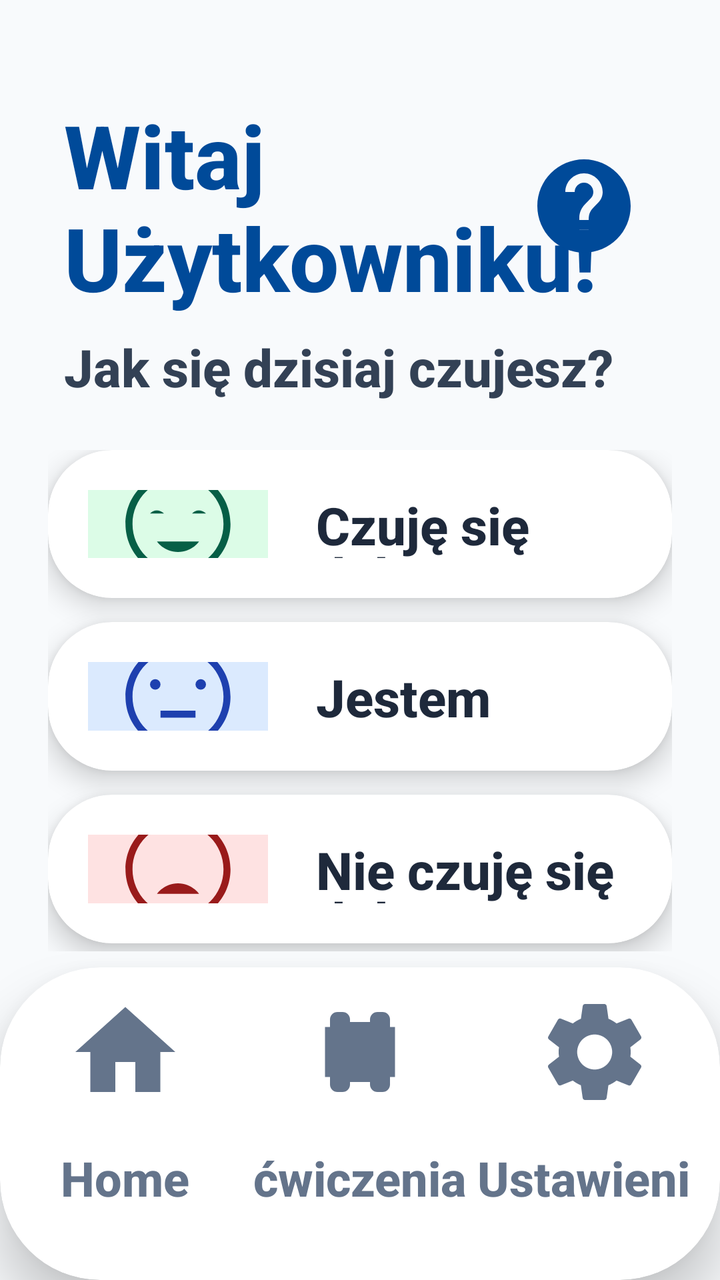
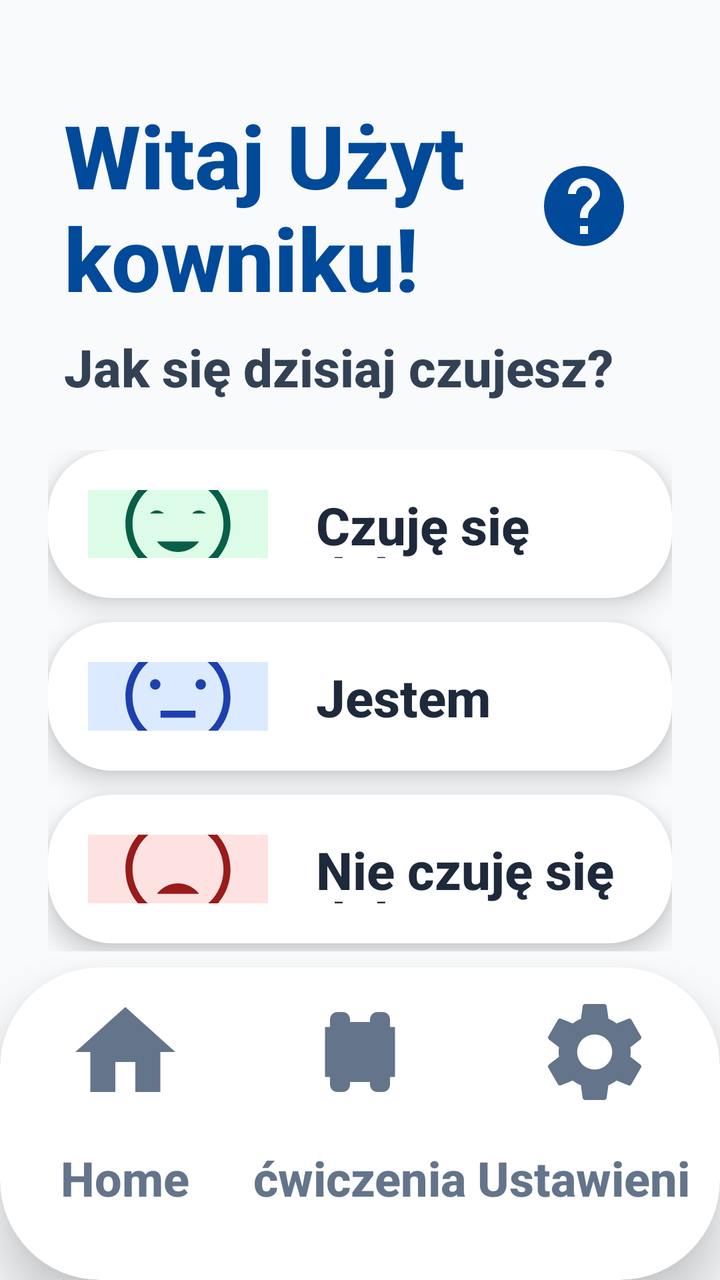

The first picture is an Android layout as it rendered before a commit; the second is the same layout after the commit. The layout source and the unified diff follow.
<!-- AndroidManifest.xml: application theme Theme.Fitnessapp -->
<!-- res/layout/activity_main.xml -->
<?xml version="1.0" encoding="utf-8"?>
<androidx.constraintlayout.widget.ConstraintLayout xmlns:android="http://schemas.android.com/apk/res/android"
    xmlns:app="http://schemas.android.com/apk/res-auto"
    android:layout_width="match_parent"
    android:layout_height="match_parent">

    <LinearLayout
        android:id="@+id/header_container"
        android:layout_width="match_parent"
        android:layout_height="wrap_content"
        android:orientation="vertical"
        android:paddingHorizontal="32dp"
        android:paddingTop="48dp"
        app:layout_constraintTop_toTopOf="parent">

<RelativeLayout
        android:layout_width="match_parent"
        android:layout_height="wrap_content">

        <TextView
            android:id="@+id/tv_welcome_title"
            android:layout_width="match_parent"
            android:layout_height="wrap_content"
            android:text="Witaj Użytkowniku!"
            android:textColor="#004A99"
            android:textSize="44sp"
            android:textStyle="bold" />

        <ImageButton
            android:id="@+id/btn_help"
            android:layout_width="72dp"
            android:layout_height="72dp"
            android:layout_alignParentEnd="true"
            android:layout_centerVertical="true"
            android:background="?android:attr/selectableItemBackgroundBorderless"
            android:src="@drawable/ic_help"
            android:scaleType="fitCenter"
            android:padding="8dp"
            android:contentDescription="Pomoc głosowa" />
    </RelativeLayout>

        <TextView
            android:layout_width="match_parent"
            android:layout_height="wrap_content"
            android:layout_marginTop="8dp"
            android:text="Jak się dzisiaj czujesz?"
            android:textColor="#334155"
            android:textSize="26sp"
            android:textStyle="bold" />
    </LinearLayout>

    <LinearLayout
        android:layout_width="match_parent"
        android:layout_height="0dp"
        android:orientation="vertical"
        android:paddingHorizontal="24dp"
        android:paddingTop="24dp"
        android:paddingBottom="8dp"
        app:layout_constraintTop_toBottomOf="@id/header_container"
        app:layout_constraintBottom_toTopOf="@id/bottom_nav_container">

        
        <androidx.cardview.widget.CardView
            android:id="@+id/card_mood_happy"
            android:layout_width="match_parent"
            android:layout_height="0dp"
            android:layout_weight="1"
            android:layout_marginBottom="12dp"
            app:cardCornerRadius="32dp"
            app:cardElevation="8dp"
            android:clickable="true"
            android:focusable="true"
            android:foreground="?android:attr/selectableItemBackground">

            <LinearLayout
                android:layout_width="match_parent"
                android:layout_height="match_parent"
                android:gravity="center_vertical"
                android:orientation="horizontal"
                android:padding="20dp">

                <FrameLayout
                    android:layout_width="90dp"
                    android:layout_height="90dp">
                    <View
                        android:layout_width="match_parent"
                        android:layout_height="match_parent"
                        android:background="@drawable/bg_indicator_active"
                        android:backgroundTint="#DCFCE7" />
                    <ImageView
                        android:layout_width="56dp"
                        android:layout_height="56dp"
                        android:layout_gravity="center"
                        android:contentDescription="Dobry nastrój"
                        android:src="@drawable/ic_mood_happy" />
                </FrameLayout>

                <TextView
                    android:layout_width="0dp"
                    android:layout_height="wrap_content"
                    android:layout_weight="1"
                    android:layout_marginStart="24dp"
                    android:text="Czuję się\ndobrze"
                    android:textColor="#1E293B"
                    android:textSize="26sp"
                    android:textStyle="bold"
                    android:lineSpacingMultiplier="0.85" />
            </LinearLayout>
        </androidx.cardview.widget.CardView>

        
        <androidx.cardview.widget.CardView
            android:id="@+id/card_mood_sad"
            android:layout_width="match_parent"
            android:layout_height="0dp"
            android:layout_weight="1"
            android:layout_marginBottom="12dp"
            app:cardCornerRadius="32dp"
            app:cardElevation="8dp"
            android:clickable="true"
            android:focusable="true"
            android:foreground="?android:attr/selectableItemBackground">

            <LinearLayout
                android:layout_width="match_parent"
                android:layout_height="match_parent"
                android:gravity="center_vertical"
                android:orientation="horizontal"
                android:padding="20dp">

                <FrameLayout
                    android:layout_width="90dp"
                    android:layout_height="90dp">
                    <View
                        android:layout_width="match_parent"
                        android:layout_height="match_parent"
                        android:background="@drawable/bg_indicator_active"
                        android:backgroundTint="#DBEAFE" />
                    <ImageView
                        android:layout_width="56dp"
                        android:layout_height="56dp"
                        android:layout_gravity="center"
                        android:contentDescription="Zmęczenie"
                        android:src="@drawable/ic_mood_sad" />
                </FrameLayout>

                <TextView
                    android:layout_width="0dp"
                    android:layout_height="wrap_content"
                    android:layout_weight="1"
                    android:layout_marginStart="24dp"
                    android:text="Jestem\nzmęczony"
                    android:textColor="#1E293B"
                    android:textSize="26sp"
                    android:textStyle="bold"
                    android:lineSpacingMultiplier="0.85" />
            </LinearLayout>
        </androidx.cardview.widget.CardView>

        
        <androidx.cardview.widget.CardView
            android:id="@+id/card_mood_very_sad"
            android:layout_width="match_parent"
            android:layout_height="0dp"
            android:layout_weight="1"
            android:layout_marginBottom="4dp"
            app:cardCornerRadius="32dp"
            app:cardElevation="8dp"
            android:clickable="true"
            android:focusable="true"
            android:foreground="?android:attr/selectableItemBackground">

            <LinearLayout
                android:layout_width="match_parent"
                android:layout_height="match_parent"
                android:gravity="center_vertical"
                android:orientation="horizontal"
                android:padding="20dp">

                <FrameLayout
                    android:layout_width="90dp"
                    android:layout_height="90dp">
                    <View
                        android:layout_width="match_parent"
                        android:layout_height="match_parent"
                        android:background="@drawable/bg_indicator_active"
                        android:backgroundTint="#FEE2E2" />
                    <ImageView
                        android:layout_width="56dp"
                        android:layout_height="56dp"
                        android:layout_gravity="center"
                        android:contentDescription="Zły nastrój"
                        android:src="@drawable/ic_mood_very_sad" />
                </FrameLayout>

                <TextView
                    android:layout_width="0dp"
                    android:layout_height="wrap_content"
                    android:layout_weight="1"
                    android:layout_marginStart="24dp"
                    android:text="Nie czuję się\ndobrze"
                    android:textColor="#1E293B"
                    android:textSize="26sp"
                    android:textStyle="bold"
                    android:lineSpacingMultiplier="0.85" />
            </LinearLayout>
        </androidx.cardview.widget.CardView>

    </LinearLayout>

    <include
        android:id="@+id/bottom_nav_container"
        layout="@layout/layout_bottom_nav"
        android:layout_width="match_parent"
        android:layout_height="wrap_content"
        app:layout_constraintBottom_toBottomOf="parent" />

</androidx.constraintlayout.widget.ConstraintLayout>
<!-- res/layout/layout_bottom_nav.xml (included above) -->
<?xml version="1.0" encoding="utf-8"?>
<androidx.cardview.widget.CardView xmlns:android="http://schemas.android.com/apk/res/android"
    xmlns:app="http://schemas.android.com/apk/res-auto"
    android:id="@+id/bottom_nav_container"
    android:layout_width="match_parent"
    android:layout_height="210dp"
    app:cardCornerRadius="50dp"
    app:cardElevation="16dp"
    app:cardBackgroundColor="#FFFFFF"
    android:layout_marginBottom="-35dp">

    <LinearLayout
        android:layout_width="match_parent"
        android:layout_height="match_parent"
        android:orientation="horizontal"
        android:baselineAligned="false"
        android:paddingBottom="35dp"
        android:paddingHorizontal="4dp"
        android:gravity="bottom">

        
        <LinearLayout
            android:id="@+id/nav_home"
            android:layout_width="0dp"
            android:layout_height="match_parent"
            android:layout_weight="1"
            android:gravity="center"
            android:orientation="vertical"
            android:clickable="true"
            android:focusable="true"
            android:background="?android:attr/selectableItemBackground">

            <androidx.cardview.widget.CardView
                android:id="@+id/nav_home_indicator"
                android:layout_width="120dp"
                android:layout_height="85dp"
                app:cardCornerRadius="30dp"
                app:cardElevation="0dp"
                app:cardBackgroundColor="@android:color/transparent">
                <ImageView
                    android:id="@+id/nav_home_icon"
                    android:layout_width="60dp"
                    android:layout_height="60dp"
                    android:layout_gravity="center"
                    android:contentDescription="@string/nav_home"
                    android:src="@drawable/ic_home"
                    app:tint="#64748B" />
            </androidx.cardview.widget.CardView>
            <TextView
                android:id="@+id/nav_home_text"
                android:layout_width="wrap_content"
                android:layout_height="wrap_content"
                android:text="@string/nav_home"
                android:textColor="#64748B"
                android:textStyle="bold"
                android:textSize="24sp"
                android:maxLines="1"
                android:ellipsize="none"
                android:layout_marginTop="4dp" />
        </LinearLayout>

        
        <LinearLayout
            android:id="@+id/nav_plan"
            android:layout_width="0dp"
            android:layout_height="match_parent"
            android:layout_weight="1"
            android:gravity="center"
            android:orientation="vertical"
            android:clickable="true"
            android:focusable="true"
            android:background="?android:attr/selectableItemBackground">

            <androidx.cardview.widget.CardView
                android:id="@+id/nav_plan_indicator"
                android:layout_width="120dp"
                android:layout_height="85dp"
                app:cardCornerRadius="30dp"
                app:cardElevation="0dp"
                app:cardBackgroundColor="@android:color/transparent">
                <ImageView
                    android:id="@+id/nav_plan_icon"
                    android:layout_width="60dp"
                    android:layout_height="60dp"
                    android:layout_gravity="center"
                    android:contentDescription="@string/nav_exercises"
                    android:src="@drawable/ic_dumbbell"
                    app:tint="#64748B" />
            </androidx.cardview.widget.CardView>
            <TextView
                android:id="@+id/nav_plan_text"
                android:layout_width="wrap_content"
                android:layout_height="wrap_content"
                android:text="@string/nav_exercises"
                android:textColor="#64748B"
                android:textStyle="bold"
                android:textSize="24sp"
                android:maxLines="1"
                android:ellipsize="none"
                android:layout_marginTop="4dp" />
        </LinearLayout>

        
        <LinearLayout
            android:id="@+id/nav_settings"
            android:layout_width="0dp"
            android:layout_height="match_parent"
            android:layout_weight="1"
            android:gravity="center"
            android:orientation="vertical"
            android:clickable="true"
            android:focusable="true"
            android:background="?android:attr/selectableItemBackground">

            <androidx.cardview.widget.CardView
                android:id="@+id/nav_settings_indicator"
                android:layout_width="120dp"
                android:layout_height="85dp"
                app:cardCornerRadius="30dp"
                app:cardElevation="0dp"
                app:cardBackgroundColor="@android:color/transparent">
                <ImageView
                    android:id="@+id/nav_settings_icon"
                    android:layout_width="60dp"
                    android:layout_height="60dp"
                    android:layout_gravity="center"
                    android:contentDescription="@string/nav_settings_label"
                    android:src="@drawable/ic_settings"
                    app:tint="#64748B" />
            </androidx.cardview.widget.CardView>
            <TextView
                android:id="@+id/nav_settings_text"
                android:layout_width="wrap_content"
                android:layout_height="wrap_content"
                android:text="@string/nav_settings_label"
                android:textColor="#64748B"
                android:textStyle="bold"
                android:textSize="24sp"
                android:maxLines="1"
                android:ellipsize="none"
                android:layout_marginTop="4dp" />
        </LinearLayout>

    </LinearLayout>
</androidx.cardview.widget.CardView>
<!-- resources referenced by this layout -->
<resources>
  <!-- drawable bg_indicator_active (drawable) -->
  <?xml version="1.0" encoding="utf-8"?>
  <shape xmlns:android="http://schemas.android.com/apk/res/android"
      android:shape="rectangle">
      <solid android:color="@color/blue_primary" />
      <corners android:radius="4dp" />
  </shape>
  <!-- drawable ic_dumbbell (drawable) -->
  <vector xmlns:android="http://schemas.android.com/apk/res/android"
      android:width="24dp"
      android:height="24dp"
      android:viewportWidth="24"
      android:viewportHeight="24">
      <path
          android:fillColor="#000000"
          android:pathData="M18,18.5V17H19V7H18V5.5A1.5,1.5 0,0 0,16.5 4H15.5A1.5,1.5 0,0 0,14 5.5V6H10V5.5A1.5,1.5 0,0 0,8.5 4H7.5A1.5,1.5 0,0 0,6 5.5V7H5V17H6V18.5A1.5,1.5 0,0 0,7.5 20H8.5A1.5,1.5 0,0 0,10 18.5V18H14V18.5A1.5,1.5 0,0 0,15.5 20H16.5A1.5,1.5 0,0 0,18 18.5Z"/>
  </vector>
  <!-- drawable ic_help (drawable) -->
  <vector xmlns:android="http://schemas.android.com/apk/res/android"
      android:width="48dp"
      android:height="48dp"
      android:viewportWidth="24"
      android:viewportHeight="24">
      <path
          android:fillColor="#004A99"
          android:pathData="M12,2C6.48,2 2,6.48 2,12s4.48,10 10,10 10,-4.48 10,-10S17.52,2 12,2zM13,19h-2v-2h2v2zM15.07,11.25l-0.9,0.92C13.45,12.9 13,13.5 13,15h-2v-0.5c0,-1.1 0.45,-2.1 1.17,-2.83l1.24,-1.26c0.37,-0.36 0.59,-0.86 0.59,-1.41 0,-1.1 -0.9,-2 -2,-2s-2,0.9 -2,2L8,9c0,-2.21 1.79,-4 4,-4s4,1.79 4,4c0,0.88 -0.36,1.68 -0.93,2.25z"/>
  </vector>
  <!-- drawable ic_home (drawable) -->
  <vector xmlns:android="http://schemas.android.com/apk/res/android"
      android:width="24dp"
      android:height="24dp"
      android:viewportWidth="24"
      android:viewportHeight="24">
      <path
          android:fillColor="#FF000000"
          android:pathData="M10,20V14H14V20H19V12H22L12,3L2,12H5V20H10Z" />
  </vector>
  <!-- drawable ic_mood_sad (drawable) -->
  <vector xmlns:android="http://schemas.android.com/apk/res/android"
      android:width="64dp"
      android:height="64dp"
      android:viewportWidth="64"
      android:viewportHeight="64">
      <path
          android:fillColor="#1E40AF"
          android:pathData="M32,2C15.43,2 2,15.43 2,32s13.43,30 30,30 30,-13.43 30,-30S48.57,2 32,2zM32,58C17.66,58 6,46.34 6,32S17.66,6 32,6s26,11.66 26,26S46.34,58 32,58z"/>
      <path
          android:fillColor="#1E40AF"
          android:pathData="M22,25a3,3 0,1 1,-6 0a3,3 0,1 1,6 0"/>
      <path
          android:fillColor="#1E40AF"
          android:pathData="M48,25a3,3 0,1 1,-6 0a3,3 0,1 1,6 0"/>
      <path
          android:fillColor="#1E40AF"
          android:pathData="M22,44h20v-4H22z"/>
  </vector>
  <!-- drawable ic_mood_very_sad (drawable) -->
  <vector xmlns:android="http://schemas.android.com/apk/res/android"
      android:width="64dp"
      android:height="64dp"
      android:viewportWidth="64"
      android:viewportHeight="64">
      <path
          android:fillColor="#991B1B"
          android:pathData="M32,2C15.43,2 2,15.43 2,32s13.43,30 30,30 30,-13.43 30,-30S48.57,2 32,2zM32,58C17.66,58 6,46.34 6,32S17.66,6 32,6s26,11.66 26,26S46.34,58 32,58z"/>
      <path
          android:fillColor="#991B1B"
          android:pathData="M18,24l4,4m0,-4l-4,4M42,24l4,4m0,-4l-4,4"/>
      <path
          android:fillColor="#991B1B"
          android:pathData="M32,40c-8,0 -12,6 -12,6h24C44,46 40,40 32,40z"/>
  </vector>
  <string name="nav_exercises">ćwiczenia</string>
  <string name="nav_home">Home</string>
  <string name="nav_settings_label">Ustawienia</string>
  <style name="Theme.Fitnessapp" parent="Base.Theme.Fitnessapp" />
  <color name="blue_primary">#2563EB</color>
  <style name="Base.Theme.Fitnessapp" parent="Theme.Material3.Light.NoActionBar">
          
          <item name="android:fontFamily">sans-serif-medium</item>
          <item name="android:textAllCaps">false</item>
          <item name="android:textColor">#0F172A</item>
          <item name="android:windowBackground">#F8FAFC</item>
      </style>
  <!-- unchanged entries left out for length: 2 -->
</resources>

<!-- the commit's change to res/layout/activity_main.xml (unified diff, before → after) -->
@@ -13,18 +13,9 @@
         android:paddingTop="48dp"
         app:layout_constraintTop_toTopOf="parent">
 
-<RelativeLayout
+    <RelativeLayout
         android:layout_width="match_parent"
         android:layout_height="wrap_content">
-
-        <TextView
-            android:id="@+id/tv_welcome_title"
-            android:layout_width="match_parent"
-            android:layout_height="wrap_content"
-            android:text="Witaj Użytkowniku!"
-            android:textColor="#004A99"
-            android:textSize="44sp"
-            android:textStyle="bold" />
 
         <ImageButton
             android:id="@+id/btn_help"
@@ -33,10 +24,22 @@
             android:layout_alignParentEnd="true"
             android:layout_centerVertical="true"
             android:background="?android:attr/selectableItemBackgroundBorderless"
-            android:src="@drawable/ic_help"
+            android:contentDescription="Pomoc głosowa"
+            android:padding="12dp"
             android:scaleType="fitCenter"
-            android:padding="8dp"
-            android:contentDescription="Pomoc głosowa" />
+            android:src="@drawable/ic_help" />
+
+        <TextView
+            android:id="@+id/tv_welcome_title"
+            android:layout_width="match_parent"
+            android:layout_height="wrap_content"
+            android:layout_centerVertical="true"
+            android:layout_toStartOf="@id/btn_help"
+            android:layout_marginEnd="8dp"
+            android:text="Witaj Użytkowniku!"
+            android:textColor="#004A99"
+            android:textSize="44sp"
+            android:textStyle="bold" />
     </RelativeLayout>
 
         <TextView
